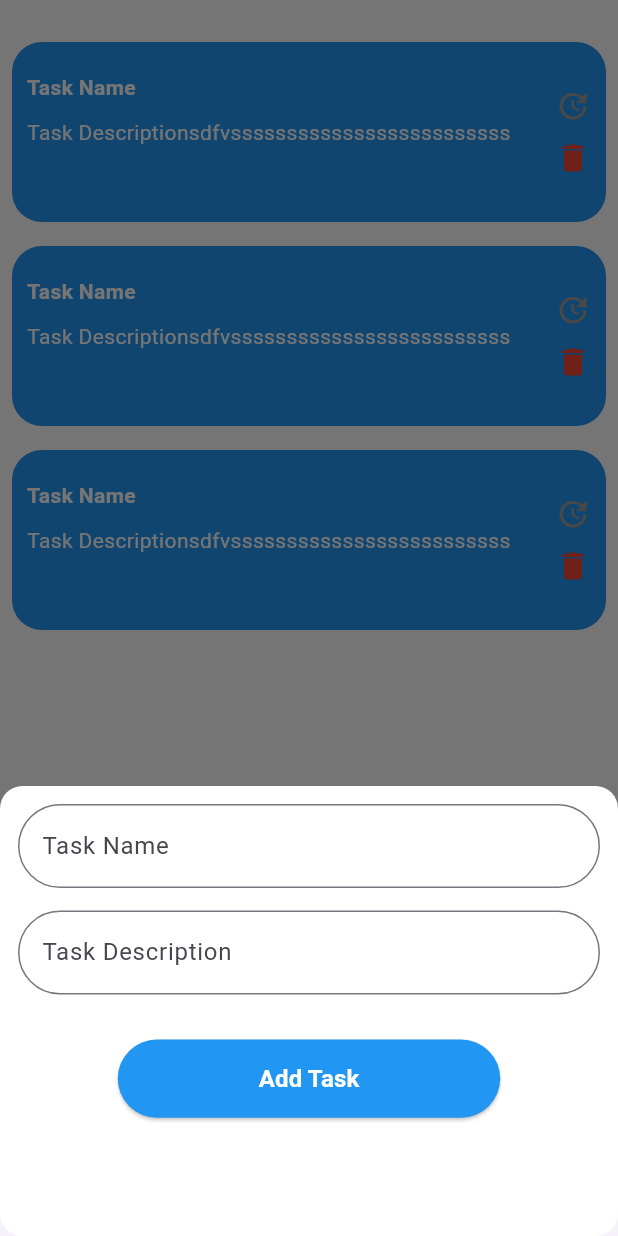
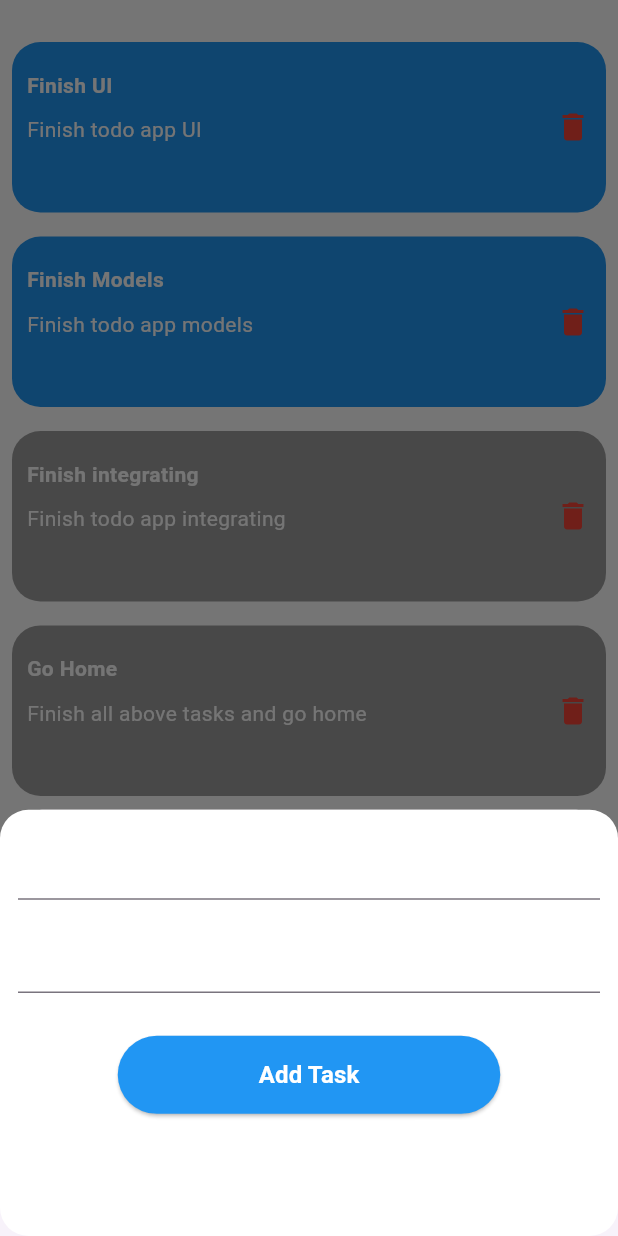
Before and after one commit to KarimYasser15/originators-todolist-flutter, a Flutter app: the TasksTab screen opened directly, after a tap on the "add" icon, on a phone screen of 412 x 824 dp. Run offline on Flutter 3.47's test engine with Material 3 defaults, Android fonts, the phone set to English and light mode, and no system bars; our stand-ins replace flutter_screenutil.

Commit message:
Modified Tasks Tab UI

```diff
--- a/lib/main.dart
+++ b/lib/main.dart
@@ -1,7 +1,7 @@
 import 'package:flutter/material.dart';
 import 'package:provider/provider.dart';
 import 'package:todo_list/my_app.dart';
-import 'package:todo_list/presentation/screens/home/task_provider.dart';
+import 'package:todo_list/presentation/tabs/tasks/task_provider.dart';
 
 void main() {
   runApp(Provider(create: (context) => TaskProvider(), child: MyApp()));
--- a/lib/models/task_model.dart
+++ b/lib/models/task_model.dart
@@ -1 +1,7 @@
-class TaskModel {}
+class TaskModel {
+  String name;
+  String description;
+  bool status;
+  TaskModel(
+      {required this.name, required this.description, required this.status});
+}
--- a/lib/my_app.dart
+++ b/lib/my_app.dart
@@ -13,7 +13,7 @@ class MyApp extends StatelessWidget {
       useInheritedMediaQuery: true,
       builder: (context, child) => MaterialApp(
         debugShowCheckedModeBanner: false,
-        initialRoute: RoutesManager.home,
+        initialRoute: RoutesManager.login,
         theme: AppTheme.lightTheme,
         onGenerateRoute: RoutesManager.router,
       ),
--- a/lib/presentation/tabs/tasks/tasks_tab.dart
+++ b/lib/presentation/tabs/tasks/tasks_tab.dart
@@ -1,10 +1,27 @@
 import 'package:flutter/material.dart';
+import 'package:todo_list/models/task_model.dart';
 import 'package:todo_list/presentation/tabs/tasks/widget/add_task_bottom_sheet_widget.dart';
 import 'package:todo_list/presentation/tabs/tasks/widget/task_item_widget.dart';
 
 class TasksTab extends StatelessWidget {
   TasksTab({super.key});
   bool firstTimeToGetTasks = true;
+  List<TaskModel> tasks = [
+    TaskModel(
+        name: "Finish UI", description: "Finish todo app UI", status: true),
+    TaskModel(
+        name: "Finish Models",
+        description: "Finish todo app models",
+        status: true),
+    TaskModel(
+        name: "Finish integrating",
+        description: "Finish todo app integrating",
+        status: false),
+    TaskModel(
+        name: "Go Home",
+        description: "Finish all above tasks and go home",
+        status: false)
+  ];
 
   @override
   Widget build(BuildContext context) {
@@ -17,9 +34,11 @@ class TasksTab extends StatelessWidget {
       body: Expanded(
         child: ListView.builder(
           itemBuilder: (context, index) {
-            return TaskItemWidget();
+            return TaskItemWidget(
+              task: tasks[index],
+            );
           },
-          itemCount: 3,
+          itemCount: tasks.length,
           padding: EdgeInsets.only(top: 20),
         ),
       ),
@@ -31,7 +50,6 @@ class TasksTab extends StatelessWidget {
         ),
         onPressed: () => showModalBottomSheet(
           isScrollControlled: true,
-          isDismissible: true,
           context: context,
           builder: (context) => AddTaskBottomSheetWidget(),
         ),
--- a/lib/presentation/tabs/tasks/widget/add_task_bottom_sheet_widget.dart
+++ b/lib/presentation/tabs/tasks/widget/add_task_bottom_sheet_widget.dart
@@ -1,4 +1,5 @@
 import 'package:flutter/material.dart';
+import 'package:flutter_screenutil/flutter_screenutil.dart';
 import 'package:todo_list/widgets/default_submit_button.dart';
 import 'package:todo_list/widgets/default_text_form_field.dart';
 
@@ -10,12 +11,15 @@ class AddTaskBottomSheetWidget extends StatelessWidget {
 
   @override
   Widget build(BuildContext context) {
-    return Container(
+    return Padding(
+      padding:
+          EdgeInsets.only(bottom: MediaQuery.of(context).viewInsets.bottom),
+      child: Container(
         decoration: BoxDecoration(
             color: Colors.white,
             borderRadius: BorderRadius.horizontal(
-              left: Radius.circular(15), right: Radius.circular(15))),
-      height: 300,
+                left: Radius.circular(20.r), right: Radius.circular(20.r))),
+        height: 300.h,
         child: Padding(
           padding: const EdgeInsets.all(12.0),
           child: Form(
@@ -33,7 +37,7 @@ class AddTaskBottomSheetWidget extends StatelessWidget {
                   },
                 ),
                 SizedBox(
-                height: 15,
+                  height: 15.h,
                 ),
                 DefaultTextFormField(
                   hintText: "Task Description",
@@ -46,7 +50,7 @@ class AddTaskBottomSheetWidget extends StatelessWidget {
                   },
                 ),
                 SizedBox(
-                height: 30,
+                  height: 30.h,
                 ),
                 DefaultSubmitButton(
                     onPressed: () {
@@ -59,6 +63,7 @@ class AddTaskBottomSheetWidget extends StatelessWidget {
             ),
           ),
         ),
+      ),
     );
   }
 
--- a/lib/presentation/tabs/tasks/widget/task_item_widget.dart
+++ b/lib/presentation/tabs/tasks/widget/task_item_widget.dart
@@ -1,22 +1,26 @@
 import 'package:flutter/material.dart';
+import 'package:flutter_screenutil/flutter_screenutil.dart';
 import 'package:todo_list/core/utils/routes_manager.dart';
+import 'package:todo_list/models/task_model.dart';
 
 class TaskItemWidget extends StatelessWidget {
-  TaskItemWidget({super.key, this.taskName, this.taskDescription});
-  String? taskName;
-  String? taskDescription;
+  TaskItemWidget({super.key, required this.task});
+  TaskModel task;
 
   @override
   Widget build(BuildContext context) {
     return Padding(
-      padding: const EdgeInsets.all(8.0),
+      padding: EdgeInsets.all(8.0),
+      child: InkWell(
+        onTap: () => Navigator.pushNamed(context, RoutesManager.updateTask),
         child: Container(
           decoration: BoxDecoration(
-            borderRadius: BorderRadius.circular(20), color: Colors.blue),
+              borderRadius: BorderRadius.circular(20.r),
+              color: task.status ? Colors.blue : Colors.grey),
           width: double.infinity,
-        height: 120,
+          height: 120.h,
           child: Padding(
-          padding: EdgeInsets.symmetric(horizontal: 10, vertical: 20),
+            padding: EdgeInsets.symmetric(horizontal: 10.w, vertical: 20.h),
             child: Row(
               mainAxisAlignment: MainAxisAlignment.spaceBetween,
               children: [
@@ -25,17 +29,17 @@ class TaskItemWidget extends StatelessWidget {
                     crossAxisAlignment: CrossAxisAlignment.start,
                     children: [
                       Text(
-                      "Task Name",
+                        task.name,
                         style: TextStyle(
                             color: Colors.white,
                             fontWeight: FontWeight.bold,
                             fontSize: 14),
                       ),
                       SizedBox(
-                      height: 10,
+                        height: 10.h,
                       ),
                       Text(
-                      "Task Descriptionsdfvsssssssssssssssssssssssss",
+                        task.description,
                         overflow: TextOverflow.ellipsis,
                         maxLines: 2,
                         style: TextStyle(
@@ -44,19 +48,6 @@ class TaskItemWidget extends StatelessWidget {
                       ),
                     ],
                   ),
-              ),
-              Column(
-                mainAxisAlignment: MainAxisAlignment.spaceEvenly,
-                children: [
-                  InkWell(
-                    child: Icon(
-                      Icons.update,
-                      color: Colors.grey,
-                    ),
-                    onTap: () {
-                      Navigator.pushNamed(context, RoutesManager.updateTask);
-                      print("PRESSED");
-                    },
                 ),
                 InkWell(
                   child: Icon(
@@ -70,7 +61,6 @@ class TaskItemWidget extends StatelessWidget {
                 ),
               ],
             ),
-            ],
           ),
         ),
       ),
--- a/lib/widgets/default_text_form_field.dart
+++ b/lib/widgets/default_text_form_field.dart
@@ -19,15 +19,15 @@ class DefaultTextFormField extends StatelessWidget {
   Widget build(BuildContext context) {
     return TextFormField(
       cursorColor: Colors.blue,
-      decoration: InputDecoration(
-          constraints: BoxConstraints(maxHeight: 60.h),
-          hintText: hintText,
-          focusedBorder: OutlineInputBorder(
-              borderRadius: BorderRadius.circular(40.r),
-              borderSide: BorderSide(color: Colors.blue)),
-          border: OutlineInputBorder(
-            borderRadius: BorderRadius.circular(40.r),
-          )),
+      // decoration: InputDecoration(
+      //     constraints: BoxConstraints(maxHeight: 60.h),
+      //     hintText: hintText,
+      //     focusedBorder: OutlineInputBorder(
+      //         borderRadius: BorderRadius.circular(40.r),
+      //         borderSide: BorderSide(color: Colors.blue)),
+      //     border: OutlineInputBorder(
+      //       borderRadius: BorderRadius.circular(40.r),
+      //     )),
       obscureText: isPassword,
       controller: controller,
       validator: validator,
```
Also changed, not shown: lib/presentation/screens/home/home.dart (+4 -4 lines), lib/data/api/api_manager.dart (added). Lines whose indentation alone changed are shown as unchanged.
